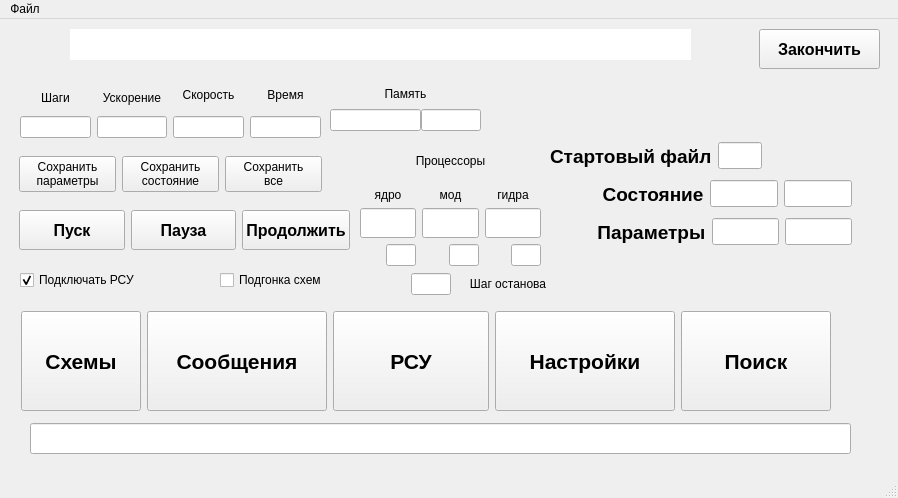
This is System/Source/Simulator/mainwindow.ui in valresh/Platform as Qt 5 draws it before an edit. The edited form follows.
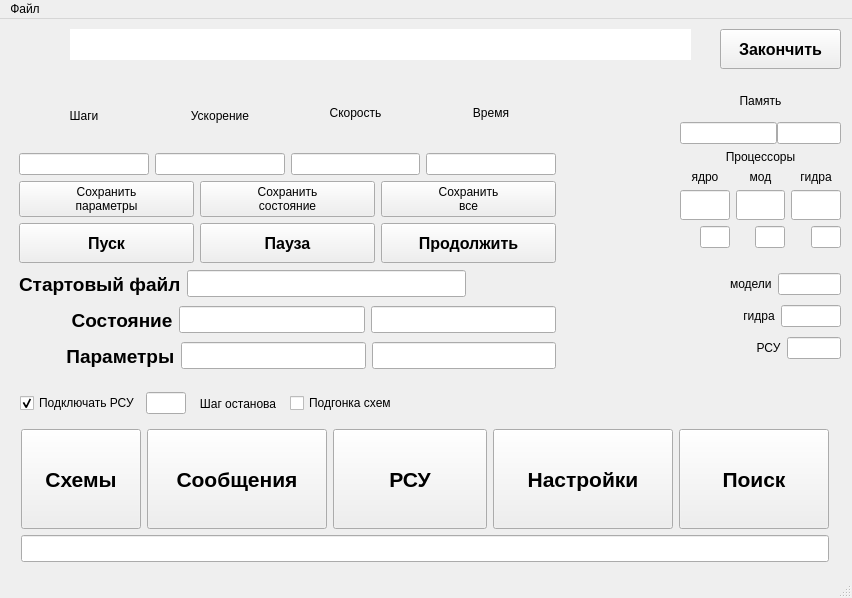
This is the edited form. Icons and pictures are not drawn.

What changed in the file:
```diff
--- a/System/Source/Simulator/mainwindow.ui
+++ b/System/Source/Simulator/mainwindow.ui
@@ -6,34 +6,14 @@
    <rect>
     <x>0</x>
     <y>0</y>
-    <width>898</width>
-    <height>498</height>
+    <width>852</width>
+    <height>598</height>
    </rect>
   </property>
   <property name="windowTitle">
    <string>MainWindow</string>
   </property>
   <widget class="QWidget" name="centralwidget">
-   <widget class="QLineEdit" name="Msg">
-    <property name="geometry">
-     <rect>
-      <x>30</x>
-      <y>404</y>
-      <width>821</width>
-      <height>31</height>
-     </rect>
-    </property>
-    <property name="font">
-     <font>
-      <family>Tahoma</family>
-      <pointsize>12</pointsize>
-      <bold>true</bold>
-     </font>
-    </property>
-    <property name="readOnly">
-     <bool>true</bool>
-    </property>
-   </widget>
    <widget class="QLineEdit" name="Project">
     <property name="geometry">
      <rect>
@@ -64,23 +44,275 @@
      <bool>true</bool>
     </property>
    </widget>
-   <widget class="QWidget" name="layoutWidget">
+   <widget class="QPushButton" name="Stop">
     <property name="geometry">
      <rect>
-      <x>330</x>
+      <x>720</x>
+      <y>10</y>
+      <width>121</width>
+      <height>40</height>
+     </rect>
+    </property>
+    <property name="minimumSize">
+     <size>
+      <width>80</width>
+      <height>40</height>
+     </size>
+    </property>
+    <property name="font">
+     <font>
+      <family>Tahoma</family>
+      <pointsize>12</pointsize>
+      <bold>true</bold>
+     </font>
+    </property>
+    <property name="text">
+     <string>Закончить</string>
+    </property>
+    <property name="icon">
+     <iconset resource="Icons.qrc">
+      <normaloff>:/monitor.png</normaloff>:/monitor.png</iconset>
+    </property>
+   </widget>
+   <widget class="QWidget" name="">
+    <property name="geometry">
+     <rect>
+      <x>21</x>
+      <y>410</y>
+      <width>808</width>
+      <height>134</height>
+     </rect>
+    </property>
+    <layout class="QVBoxLayout" name="verticalLayout_11">
+     <item>
+      <layout class="QHBoxLayout" name="horizontalLayout">
+       <item>
+        <widget class="QPushButton" name="Shema">
+         <property name="minimumSize">
+          <size>
+           <width>120</width>
+           <height>100</height>
+          </size>
+         </property>
+         <property name="maximumSize">
+          <size>
+           <width>100</width>
+           <height>16777215</height>
+          </size>
+         </property>
+         <property name="font">
+          <font>
+           <family>Tahoma</family>
+           <pointsize>16</pointsize>
+           <bold>true</bold>
+          </font>
+         </property>
+         <property name="text">
+          <string>Схемы</string>
+         </property>
+        </widget>
+       </item>
+       <item>
+        <widget class="QPushButton" name="Messages">
+         <property name="minimumSize">
+          <size>
+           <width>180</width>
+           <height>100</height>
+          </size>
+         </property>
+         <property name="maximumSize">
+          <size>
+           <width>180</width>
+           <height>16777215</height>
+          </size>
+         </property>
+         <property name="font">
+          <font>
+           <family>Tahoma</family>
+           <pointsize>16</pointsize>
+           <bold>true</bold>
+          </font>
+         </property>
+         <property name="text">
+          <string>Сообщения</string>
+         </property>
+        </widget>
+       </item>
+       <item>
+        <widget class="QPushButton" name="RSU">
+         <property name="minimumSize">
+          <size>
+           <width>150</width>
+           <height>100</height>
+          </size>
+         </property>
+         <property name="font">
+          <font>
+           <family>Tahoma</family>
+           <pointsize>16</pointsize>
+           <bold>true</bold>
+          </font>
+         </property>
+         <property name="text">
+          <string>РСУ</string>
+         </property>
+        </widget>
+       </item>
+       <item>
+        <widget class="QPushButton" name="Settings">
+         <property name="minimumSize">
+          <size>
+           <width>180</width>
+           <height>100</height>
+          </size>
+         </property>
+         <property name="maximumSize">
+          <size>
+           <width>180</width>
+           <height>16777215</height>
+          </size>
+         </property>
+         <property name="font">
+          <font>
+           <family>Tahoma</family>
+           <pointsize>16</pointsize>
+           <bold>true</bold>
+          </font>
+         </property>
+         <property name="text">
+          <string>Настройки</string>
+         </property>
+        </widget>
+       </item>
+       <item>
+        <widget class="QPushButton" name="FindObj">
+         <property name="minimumSize">
+          <size>
+           <width>150</width>
+           <height>100</height>
+          </size>
+         </property>
+         <property name="maximumSize">
+          <size>
+           <width>100</width>
+           <height>16777215</height>
+          </size>
+         </property>
+         <property name="font">
+          <font>
+           <family>Tahoma</family>
+           <pointsize>16</pointsize>
+           <bold>true</bold>
+          </font>
+         </property>
+         <property name="text">
+          <string>Поиск</string>
+         </property>
+        </widget>
+       </item>
+      </layout>
+     </item>
+     <item>
+      <widget class="QLineEdit" name="Msg">
+       <property name="font">
+        <font>
+         <family>Tahoma</family>
+         <pointsize>12</pointsize>
+         <bold>true</bold>
+        </font>
+       </property>
+       <property name="readOnly">
+        <bool>true</bool>
+       </property>
+      </widget>
+     </item>
+    </layout>
+   </widget>
+   <widget class="QWidget" name="">
+    <property name="geometry">
+     <rect>
+      <x>20</x>
+      <y>370</y>
+      <width>384</width>
+      <height>29</height>
+     </rect>
+    </property>
+    <layout class="QHBoxLayout" name="horizontalLayout_14">
+     <item>
+      <widget class="QCheckBox" name="Use_RSU">
+       <property name="text">
+        <string>Подключать РСУ</string>
+       </property>
+       <property name="checked">
+        <bool>true</bool>
+       </property>
+      </widget>
+     </item>
+     <item>
+      <layout class="QHBoxLayout" name="horizontalLayout_13">
+       <item>
+        <widget class="QLineEdit" name="StepStop">
+         <property name="maximumSize">
+          <size>
+           <width>40</width>
+           <height>16777215</height>
+          </size>
+         </property>
+         <property name="alignment">
+          <set>Qt::AlignmentFlag::AlignRight|Qt::AlignmentFlag::AlignTrailing|Qt::AlignmentFlag::AlignVCenter</set>
+         </property>
+        </widget>
+       </item>
+       <item>
+        <widget class="QLabel" name="label_13">
+         <property name="maximumSize">
+          <size>
+           <width>100</width>
+           <height>16777215</height>
+          </size>
+         </property>
+         <property name="text">
+          <string>Шаг останова</string>
+         </property>
+         <property name="alignment">
+          <set>Qt::AlignmentFlag::AlignCenter</set>
+         </property>
+        </widget>
+       </item>
+      </layout>
+     </item>
+     <item>
+      <widget class="QCheckBox" name="Tune_Shem">
+       <property name="text">
+        <string>Подгонка схем  </string>
+       </property>
+      </widget>
+     </item>
+    </layout>
+   </widget>
+   <widget class="QWidget" name="">
+    <property name="geometry">
+     <rect>
+      <x>19</x>
       <y>60</y>
-      <width>151</width>
-      <height>52</height>
+      <width>537</width>
+      <height>292</height>
      </rect>
     </property>
-    <layout class="QVBoxLayout" name="verticalLayout_7">
+    <layout class="QVBoxLayout" name="verticalLayout_13">
+     <item>
+      <layout class="QVBoxLayout" name="verticalLayout_12">
+       <item>
+        <layout class="QHBoxLayout" name="horizontalLayout_5">
+         <item>
+          <layout class="QVBoxLayout" name="verticalLayout_4">
      <property name="spacing">
       <number>0</number>
      </property>
      <item>
-      <widget class="QLabel" name="label_5">
+            <widget class="QLabel" name="label_7">
        <property name="text">
-        <string>Память</string>
+              <string>Шаги</string>
        </property>
        <property name="alignment">
         <set>Qt::AlignmentFlag::AlignCenter</set>
@@ -88,46 +320,183 @@
       </widget>
      </item>
      <item>
-      <layout class="QHBoxLayout" name="horizontalLayout_6">
+            <widget class="QLineEdit" name="kStep">
+             <property name="alignment">
+              <set>Qt::AlignmentFlag::AlignRight|Qt::AlignmentFlag::AlignTrailing|Qt::AlignmentFlag::AlignVCenter</set>
+             </property>
+             <property name="readOnly">
+              <bool>true</bool>
+             </property>
+            </widget>
+           </item>
+          </layout>
+         </item>
        <item>
-        <widget class="QLineEdit" name="mem_sys">
-         <property name="sizePolicy">
-          <sizepolicy hsizetype="Expanding" vsizetype="Fixed">
-           <horstretch>60</horstretch>
-           <verstretch>0</verstretch>
-          </sizepolicy>
-         </property>
+          <layout class="QVBoxLayout" name="verticalLayout_5">
+           <property name="spacing">
+            <number>0</number>
+           </property>
+           <item>
+            <widget class="QLabel" name="label_8">
+             <property name="text">
+              <string>Ускорение</string>
+             </property>
          <property name="alignment">
+              <set>Qt::AlignmentFlag::AlignCenter</set>
+             </property>
+            </widget>
+           </item>
+           <item>
+            <widget class="QLineEdit" name="Accel">
+             <property name="alignment">
           <set>Qt::AlignmentFlag::AlignRight|Qt::AlignmentFlag::AlignTrailing|Qt::AlignmentFlag::AlignVCenter</set>
          </property>
-        </widget>
-       </item>
+             <property name="readOnly">
+              <bool>true</bool>
+             </property>
+            </widget>
+           </item>
+          </layout>
+         </item>
        <item>
-        <widget class="QLineEdit" name="mem_int">
-         <property name="sizePolicy">
-          <sizepolicy hsizetype="Expanding" vsizetype="Fixed">
-           <horstretch>40</horstretch>
-           <verstretch>0</verstretch>
-          </sizepolicy>
+          <layout class="QVBoxLayout" name="verticalLayout_6">
+           <item>
+            <widget class="QLabel" name="label_9">
+             <property name="text">
+              <string>Скорость</string>
          </property>
          <property name="alignment">
+              <set>Qt::AlignmentFlag::AlignCenter</set>
+             </property>
+            </widget>
+           </item>
+           <item>
+            <widget class="QLineEdit" name="Speed">
+             <property name="alignment">
           <set>Qt::AlignmentFlag::AlignRight|Qt::AlignmentFlag::AlignTrailing|Qt::AlignmentFlag::AlignVCenter</set>
          </property>
         </widget>
        </item>
       </layout>
      </item>
-    </layout>
-   </widget>
-   <widget class="QWidget" name="layoutWidget">
-    <property name="geometry">
-     <rect>
-      <x>550</x>
-      <y>120</y>
-      <width>302</width>
-      <height>112</height>
-     </rect>
-    </property>
+         <item>
+          <layout class="QVBoxLayout" name="verticalLayout_10">
+           <item>
+            <widget class="QLabel" name="label_12">
+             <property name="text">
+              <string>Время</string>
+             </property>
+             <property name="alignment">
+              <set>Qt::AlignmentFlag::AlignCenter</set>
+             </property>
+            </widget>
+           </item>
+           <item>
+            <widget class="QLineEdit" name="Time">
+             <property name="alignment">
+              <set>Qt::AlignmentFlag::AlignRight|Qt::AlignmentFlag::AlignTrailing|Qt::AlignmentFlag::AlignVCenter</set>
+             </property>
+            </widget>
+           </item>
+          </layout>
+         </item>
+        </layout>
+       </item>
+       <item>
+        <layout class="QHBoxLayout" name="horizontalLayout_8">
+         <item>
+          <widget class="QPushButton" name="save_params">
+           <property name="text">
+            <string>Сохранить
+параметры</string>
+           </property>
+          </widget>
+         </item>
+         <item>
+          <widget class="QPushButton" name="save_state">
+           <property name="text">
+            <string>Сохранить
+состояние</string>
+           </property>
+          </widget>
+         </item>
+         <item>
+          <widget class="QPushButton" name="save_all">
+           <property name="text">
+            <string>Сохранить
+все</string>
+           </property>
+          </widget>
+         </item>
+        </layout>
+       </item>
+       <item>
+        <layout class="QHBoxLayout" name="horizontalLayout_7">
+         <item>
+          <widget class="QPushButton" name="Start">
+           <property name="minimumSize">
+            <size>
+             <width>80</width>
+             <height>40</height>
+            </size>
+           </property>
+           <property name="font">
+            <font>
+             <family>Tahoma</family>
+             <pointsize>12</pointsize>
+             <bold>true</bold>
+            </font>
+           </property>
+           <property name="text">
+            <string>Пуск</string>
+           </property>
+          </widget>
+         </item>
+         <item>
+          <widget class="QPushButton" name="Pause">
+           <property name="minimumSize">
+            <size>
+             <width>80</width>
+             <height>40</height>
+            </size>
+           </property>
+           <property name="font">
+            <font>
+             <family>Tahoma</family>
+             <pointsize>12</pointsize>
+             <bold>true</bold>
+            </font>
+           </property>
+           <property name="text">
+            <string>Пауза</string>
+           </property>
+          </widget>
+         </item>
+         <item>
+          <widget class="QPushButton" name="Contunue">
+           <property name="minimumSize">
+            <size>
+             <width>100</width>
+             <height>40</height>
+            </size>
+           </property>
+           <property name="font">
+            <font>
+             <family>Tahoma</family>
+             <pointsize>12</pointsize>
+             <bold>true</bold>
+            </font>
+           </property>
+           <property name="text">
+            <string>Продолжить</string>
+           </property>
+          </widget>
+         </item>
+        </layout>
+       </item>
+      </layout>
+     </item>
+     <item>
     <layout class="QVBoxLayout" name="verticalLayout">
      <item>
       <layout class="QHBoxLayout" name="horizontalLayout_4">
@@ -294,124 +663,67 @@
       </layout>
      </item>
     </layout>
+     </item>
+    </layout>
    </widget>
-   <widget class="QWidget" name="layoutWidget">
+   <widget class="QWidget" name="">
     <property name="geometry">
      <rect>
-      <x>19</x>
-      <y>190</y>
-      <width>331</width>
-      <height>42</height>
+      <x>680</x>
+      <y>60</y>
+      <width>161</width>
+      <height>169</height>
      </rect>
     </property>
-    <layout class="QHBoxLayout" name="horizontalLayout_7">
+    <layout class="QVBoxLayout" name="verticalLayout_14">
      <item>
-      <widget class="QPushButton" name="Start">
-       <property name="minimumSize">
-        <size>
-         <width>80</width>
-         <height>40</height>
-        </size>
+      <layout class="QVBoxLayout" name="verticalLayout_7">
+       <property name="spacing">
+        <number>0</number>
        </property>
-       <property name="font">
-        <font>
-         <family>Tahoma</family>
-         <pointsize>12</pointsize>
-         <bold>true</bold>
-        </font>
-       </property>
+       <item>
+        <widget class="QLabel" name="label_5">
        <property name="text">
-        <string>Пуск</string>
-       </property>
+          <string>Память</string>
+         </property>
+         <property name="alignment">
+          <set>Qt::AlignmentFlag::AlignCenter</set>
+         </property>
       </widget>
      </item>
      <item>
-      <widget class="QPushButton" name="Pause">
-       <property name="minimumSize">
-        <size>
-         <width>80</width>
-         <height>40</height>
-        </size>
-       </property>
-       <property name="font">
-        <font>
-         <family>Tahoma</family>
-         <pointsize>12</pointsize>
-         <bold>true</bold>
-        </font>
-       </property>
-       <property name="text">
-        <string>Пауза</string>
-       </property>
+        <layout class="QHBoxLayout" name="horizontalLayout_6">
+         <item>
+          <widget class="QLineEdit" name="mem_sys">
+           <property name="sizePolicy">
+            <sizepolicy hsizetype="Expanding" vsizetype="Fixed">
+             <horstretch>60</horstretch>
+             <verstretch>0</verstretch>
+            </sizepolicy>
+           </property>
+           <property name="alignment">
+            <set>Qt::AlignmentFlag::AlignRight|Qt::AlignmentFlag::AlignTrailing|Qt::AlignmentFlag::AlignVCenter</set>
+           </property>
       </widget>
      </item>
      <item>
-      <widget class="QPushButton" name="Contunue">
-       <property name="minimumSize">
-        <size>
-         <width>100</width>
-         <height>40</height>
-        </size>
-       </property>
-       <property name="font">
-        <font>
-         <family>Tahoma</family>
-         <pointsize>12</pointsize>
-         <bold>true</bold>
-        </font>
-       </property>
-       <property name="text">
-        <string>Продолжить</string>
-       </property>
+          <widget class="QLineEdit" name="mem_int">
+           <property name="sizePolicy">
+            <sizepolicy hsizetype="Expanding" vsizetype="Fixed">
+             <horstretch>40</horstretch>
+             <verstretch>0</verstretch>
+            </sizepolicy>
+           </property>
+           <property name="alignment">
+            <set>Qt::AlignmentFlag::AlignRight|Qt::AlignmentFlag::AlignTrailing|Qt::AlignmentFlag::AlignVCenter</set>
+           </property>
       </widget>
      </item>
     </layout>
-   </widget>
-   <widget class="QWidget" name="layoutWidget">
-    <property name="geometry">
-     <rect>
-      <x>19</x>
-      <y>130</y>
-      <width>303</width>
-      <height>51</height>
-     </rect>
-    </property>
-    <layout class="QHBoxLayout" name="horizontalLayout_8">
-     <item>
-      <widget class="QPushButton" name="save_params">
-       <property name="text">
-        <string>Сохранить
-параметры</string>
-       </property>
-      </widget>
-     </item>
-     <item>
-      <widget class="QPushButton" name="save_state">
-       <property name="text">
-        <string>Сохранить
-состояние</string>
-       </property>
-      </widget>
+       </item>
+      </layout>
      </item>
      <item>
-      <widget class="QPushButton" name="save_all">
-       <property name="text">
-        <string>Сохранить
-все</string>
-       </property>
-      </widget>
-     </item>
-    </layout>
-   </widget>
-   <widget class="QWidget" name="layoutWidget">
-    <property name="geometry">
-     <rect>
-      <x>360</x>
-      <y>120</y>
-      <width>181</width>
-      <height>127</height>
-     </rect>
-    </property>
     <layout class="QVBoxLayout" name="verticalLayout_9">
      <item>
       <widget class="QLabel" name="label_4">
@@ -611,348 +923,60 @@
       </layout>
      </item>
     </layout>
+     </item>
+    </layout>
    </widget>
-   <widget class="QWidget" name="layoutWidget">
+   <widget class="QWidget" name="">
     <property name="geometry">
      <rect>
-      <x>20</x>
-      <y>60</y>
-      <width>301</width>
-      <height>59</height>
+      <x>730</x>
+      <y>250</y>
+      <width>111</width>
+      <height>95</height>
      </rect>
     </property>
-    <layout class="QHBoxLayout" name="horizontalLayout_5">
+    <layout class="QVBoxLayout" name="verticalLayout_15">
      <item>
-      <layout class="QVBoxLayout" name="verticalLayout_4">
-       <property name="spacing">
-        <number>0</number>
-       </property>
+      <layout class="QHBoxLayout" name="horizontalLayout_15">
        <item>
-        <widget class="QLabel" name="label_7">
+        <widget class="QLabel" name="label_14">
          <property name="text">
-          <string>Шаги</string>
+          <string>модели</string>
          </property>
-         <property name="alignment">
-          <set>Qt::AlignmentFlag::AlignCenter</set>
-         </property>
         </widget>
        </item>
        <item>
-        <widget class="QLineEdit" name="kStep">
-         <property name="alignment">
-          <set>Qt::AlignmentFlag::AlignRight|Qt::AlignmentFlag::AlignTrailing|Qt::AlignmentFlag::AlignVCenter</set>
-         </property>
-         <property name="readOnly">
-          <bool>true</bool>
-         </property>
-        </widget>
+        <widget class="QLineEdit" name="modes_ms"/>
        </item>
       </layout>
      </item>
      <item>
-      <layout class="QVBoxLayout" name="verticalLayout_5">
-       <property name="spacing">
-        <number>0</number>
-       </property>
+      <layout class="QHBoxLayout" name="horizontalLayout_16">
        <item>
-        <widget class="QLabel" name="label_8">
+        <widget class="QLabel" name="label_15">
          <property name="text">
-          <string>Ускорение</string>
+          <string>    гидра</string>
          </property>
-         <property name="alignment">
-          <set>Qt::AlignmentFlag::AlignCenter</set>
-         </property>
         </widget>
        </item>
        <item>
-        <widget class="QLineEdit" name="Accel">
-         <property name="alignment">
-          <set>Qt::AlignmentFlag::AlignRight|Qt::AlignmentFlag::AlignTrailing|Qt::AlignmentFlag::AlignVCenter</set>
-         </property>
-         <property name="readOnly">
-          <bool>true</bool>
-         </property>
-        </widget>
+        <widget class="QLineEdit" name="hydro_ms"/>
        </item>
       </layout>
      </item>
      <item>
-      <layout class="QVBoxLayout" name="verticalLayout_6">
+      <layout class="QHBoxLayout" name="horizontalLayout_17">
        <item>
-        <widget class="QLabel" name="label_9">
+        <widget class="QLabel" name="label_16">
          <property name="text">
-          <string>Скорость</string>
+          <string>        РСУ</string>
          </property>
-         <property name="alignment">
-          <set>Qt::AlignmentFlag::AlignCenter</set>
-         </property>
         </widget>
        </item>
        <item>
-        <widget class="QLineEdit" name="Speed">
-         <property name="alignment">
-          <set>Qt::AlignmentFlag::AlignRight|Qt::AlignmentFlag::AlignTrailing|Qt::AlignmentFlag::AlignVCenter</set>
-         </property>
-        </widget>
+        <widget class="QLineEdit" name="RSU_ms"/>
        </item>
       </layout>
-     </item>
-     <item>
-      <layout class="QVBoxLayout" name="verticalLayout_10">
-       <item>
-        <widget class="QLabel" name="label_12">
-         <property name="text">
-          <string>Время</string>
-         </property>
-         <property name="alignment">
-          <set>Qt::AlignmentFlag::AlignCenter</set>
-         </property>
-        </widget>
-       </item>
-       <item>
-        <widget class="QLineEdit" name="Time">
-         <property name="alignment">
-          <set>Qt::AlignmentFlag::AlignRight|Qt::AlignmentFlag::AlignTrailing|Qt::AlignmentFlag::AlignVCenter</set>
-         </property>
-        </widget>
-       </item>
-      </layout>
-     </item>
-    </layout>
-   </widget>
-   <widget class="QCheckBox" name="Use_RSU">
-    <property name="geometry">
-     <rect>
-      <x>20</x>
-      <y>250</y>
-      <width>161</width>
-      <height>22</height>
-     </rect>
-    </property>
-    <property name="text">
-     <string>Подключать РСУ</string>
-    </property>
-    <property name="checked">
-     <bool>true</bool>
-    </property>
-   </widget>
-   <widget class="QCheckBox" name="Tune_Shem">
-    <property name="geometry">
-     <rect>
-      <x>220</x>
-      <y>250</y>
-      <width>141</width>
-      <height>22</height>
-     </rect>
-    </property>
-    <property name="text">
-     <string>Подгонка схем  </string>
-    </property>
-   </widget>
-   <widget class="QPushButton" name="Stop">
-    <property name="geometry">
-     <rect>
-      <x>759</x>
-      <y>10</y>
-      <width>121</width>
-      <height>40</height>
-     </rect>
-    </property>
-    <property name="minimumSize">
-     <size>
-      <width>80</width>
-      <height>40</height>
-     </size>
-    </property>
-    <property name="font">
-     <font>
-      <family>Tahoma</family>
-      <pointsize>12</pointsize>
-      <bold>true</bold>
-     </font>
-    </property>
-    <property name="text">
-     <string>Закончить</string>
-    </property>
-    <property name="icon">
-     <iconset resource="Icons.qrc">
-      <normaloff>:/monitor.png</normaloff>:/monitor.png</iconset>
-    </property>
-   </widget>
-   <widget class="QWidget" name="layoutWidget">
-    <property name="geometry">
-     <rect>
-      <x>410</x>
-      <y>250</y>
-      <width>149</width>
-      <height>30</height>
-     </rect>
-    </property>
-    <layout class="QHBoxLayout" name="horizontalLayout_13">
-     <item>
-      <widget class="QLineEdit" name="StepStop">
-       <property name="maximumSize">
-        <size>
-         <width>40</width>
-         <height>16777215</height>
-        </size>
-       </property>
-       <property name="alignment">
-        <set>Qt::AlignmentFlag::AlignRight|Qt::AlignmentFlag::AlignTrailing|Qt::AlignmentFlag::AlignVCenter</set>
-       </property>
-      </widget>
-     </item>
-     <item>
-      <widget class="QLabel" name="label_13">
-       <property name="maximumSize">
-        <size>
-         <width>100</width>
-         <height>16777215</height>
-        </size>
-       </property>
-       <property name="text">
-        <string>Шаг останова</string>
-       </property>
-       <property name="alignment">
-        <set>Qt::AlignmentFlag::AlignCenter</set>
-       </property>
-      </widget>
-     </item>
-    </layout>
-   </widget>
-   <widget class="QWidget" name="layoutWidget">
-    <property name="geometry">
-     <rect>
-      <x>21</x>
-      <y>291</y>
-      <width>810</width>
-      <height>102</height>
-     </rect>
-    </property>
-    <layout class="QHBoxLayout" name="horizontalLayout">
-     <item>
-      <widget class="QPushButton" name="Shema">
-       <property name="minimumSize">
-        <size>
-         <width>120</width>
-         <height>100</height>
-        </size>
-       </property>
-       <property name="maximumSize">
-        <size>
-         <width>100</width>
-         <height>16777215</height>
-        </size>
-       </property>
-       <property name="font">
-        <font>
-         <family>Tahoma</family>
-         <pointsize>16</pointsize>
-         <bold>true</bold>
-        </font>
-       </property>
-       <property name="text">
-        <string>Схемы</string>
-       </property>
-      </widget>
-     </item>
-     <item>
-      <widget class="QPushButton" name="Messages">
-       <property name="minimumSize">
-        <size>
-         <width>180</width>
-         <height>100</height>
-        </size>
-       </property>
-       <property name="maximumSize">
-        <size>
-         <width>180</width>
-         <height>16777215</height>
-        </size>
-       </property>
-       <property name="font">
-        <font>
-         <family>Tahoma</family>
-         <pointsize>16</pointsize>
-         <bold>true</bold>
-        </font>
-       </property>
-       <property name="text">
-        <string>Сообщения</string>
-       </property>
-      </widget>
-     </item>
-     <item>
-      <widget class="QPushButton" name="RSU">
-       <property name="minimumSize">
-        <size>
-         <width>150</width>
-         <height>100</height>
-        </size>
-       </property>
-       <property name="font">
-        <font>
-         <family>Tahoma</family>
-         <pointsize>16</pointsize>
-         <bold>true</bold>
-        </font>
-       </property>
-       <property name="text">
-        <string>РСУ</string>
-       </property>
-      </widget>
-     </item>
-     <item>
-      <widget class="QPushButton" name="Settings">
-       <property name="minimumSize">
-        <size>
-         <width>180</width>
-         <height>100</height>
-        </size>
-       </property>
-       <property name="maximumSize">
-        <size>
-         <width>180</width>
-         <height>16777215</height>
-        </size>
-       </property>
-       <property name="font">
-        <font>
-         <family>Tahoma</family>
-         <pointsize>16</pointsize>
-         <bold>true</bold>
-        </font>
-       </property>
-       <property name="text">
-        <string>Настройки</string>
-       </property>
-      </widget>
-     </item>
-     <item>
-      <widget class="QPushButton" name="FindObj">
-       <property name="minimumSize">
-        <size>
-         <width>150</width>
-         <height>100</height>
-        </size>
-       </property>
-       <property name="maximumSize">
-        <size>
-         <width>100</width>
-         <height>16777215</height>
-        </size>
-       </property>
-       <property name="font">
-        <font>
-         <family>Tahoma</family>
-         <pointsize>16</pointsize>
-         <bold>true</bold>
-        </font>
-       </property>
-       <property name="text">
-        <string>Поиск</string>
-       </property>
-      </widget>
      </item>
     </layout>
    </widget>
@@ -962,8 +986,8 @@
     <rect>
      <x>0</x>
      <y>0</y>
-     <width>898</width>
-     <height>25</height>
+     <width>852</width>
+     <height>22</height>
     </rect>
    </property>
    <widget class="QMenu" name="menu">
```
Lines whose indentation alone changed are shown as unchanged.
